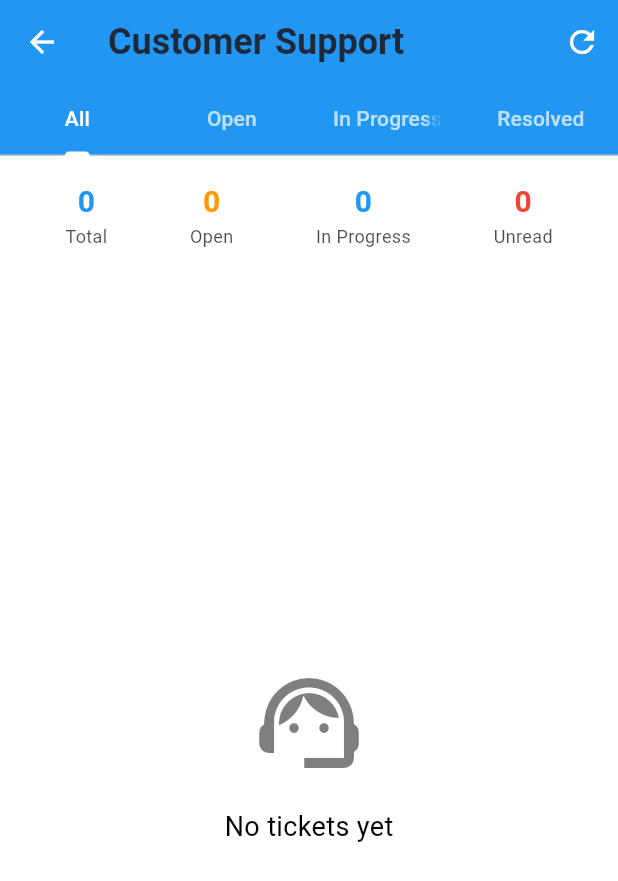
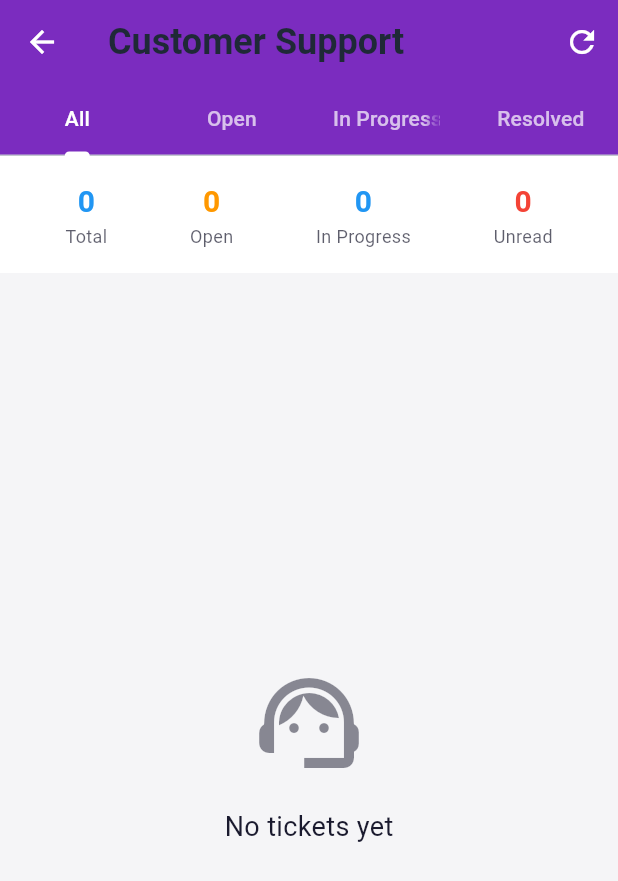
Before and after one commit to karmagullygit/karmagully, a Flutter app: the AdminSupportScreen screen opened by its route, on a phone screen of 412 x 824 dp. Shown: the top 881 px of the screen. Run offline on Flutter 3.47's test engine with Material 3 defaults, Android fonts, the phone set to English and light mode, and no system bars; our stand-ins replace cached_network_image, chewie, file_picker, firebase_analytics, firebase_core, flutter_carousel_widget and 9 more; missing offline and left inert: facebook_app_events, razorpay_flutter; accounts and stored records are empty; network calls fail.

Commit message:
Resolve merge conflicts: prefer Antigravity local changes

```diff
--- a/lib/constants/app_colors.dart
+++ b/lib/constants/app_colors.dart
@@ -2,30 +2,46 @@ import 'package:flutter/material.dart';
 
 class AppColors {
   // Light Theme Colors
-  static const Color lightBackground = Colors.white;
+  static const Color lightBackground = Color(0xFFF5F5F7);
   static const Color lightSurface = Colors.white;
-  static const Color lightText = Colors.black;
+  static const Color lightText = Color(0xFF1A1A2E);
   static const Color lightTextSecondary = Color(0xFF666666);
   static const Color lightCardBackground = Colors.white;
   static const Color lightBorder = Color(0xFFE0E0E0);
   static const Color lightShadow = Color(0x1A000000);
 
-  // Dark Theme Colors
-  static const Color darkBackground = Color(0xFF121212);
-  static const Color darkSurface = Color(0xFF1E1E1E);
+  // Dark Theme Colors - Purple/Violet Gradient Theme (matching website)
+  static const Color darkBackground = Color(0xFF0A0A1E);
+  static const Color darkSurface = Color(0xFF1A1A2E);
   static const Color darkText = Colors.white;
-  static const Color darkTextSecondary = Color(0xFFB0B0B0);
-  static const Color darkCardBackground = Color(0xFF2C2C2C);
-  static const Color darkBorder = Color(0xFF404040);
+  static const Color darkTextSecondary = Color(0xFFB0B0C0);
+  static const Color darkCardBackground = Color(0xFF1E1E30);
+  static const Color darkBorder = Color(0xFF2E2E48);
   static const Color darkShadow = Color(0x33000000);
 
+  // Purple/Violet Gradient Colors (matching website)
+  static const Color primaryPurple = Color(0xFF7B2CBF);
+  static const Color secondaryPurple = Color(0xFF9D4EDD);
+  static const Color accentPurple = Color(0xFFC77DFF);
+  static const Color lightPurple = Color(0xFFE0AAFF);
+
+  // Gradient Colors
+  static const Color gradientStart = Color(0xFF5B0DAE);
+  static const Color gradientMiddle = Color(0xFF7B2CBF);
+  static const Color gradientEnd = Color(0xFF9D4EDD);
+
   // Common Colors
-  static const Color primary = Color(0xFF2196F3);
-  static const Color secondary = Color(0xFF03DAC6);
-  static const Color success = Color(0xFF4CAF50);
-  static const Color error = Color(0xFFFF5722);
-  static const Color warning = Color(0xFFFF9800);
-  static const Color info = Color(0xFF2196F3);
+  static const Color primary = Color(0xFF7B2CBF);
+  static const Color secondary = Color(0xFF9D4EDD);
+  static const Color success = Color(0xFF10B981);
+  static const Color error = Color(0xFFEF4444);
+  static const Color warning = Color(0xFFF59E0B);
+  static const Color info = Color(0xFF3B82F6);
+
+  // Neon/Glow Colors for accents
+  static const Color neonPurple = Color(0xFFBF40BF);
+  static const Color neonPink = Color(0xFFFF6EC7);
+  static const Color neonBlue = Color(0xFF00D9FF);
 
   // Dynamic Colors based on theme
   static Color getBackgroundColor(bool isDarkMode) {
```
Also changed, not shown: lib/utils/animations.dart (added, +353 -0 lines).
